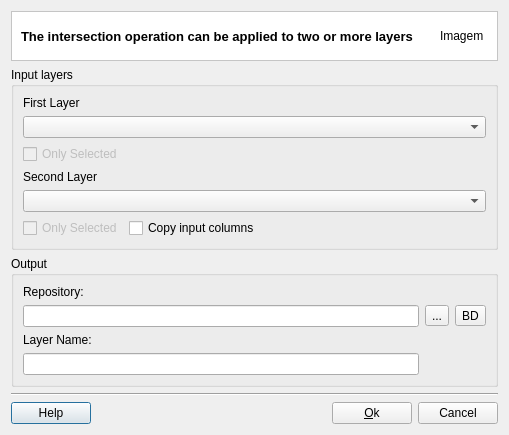
Above: src/terralib/vp/qt/ui/IntersectionDialogForm.ui from claudiobogossian/terralib5 before the change. Below: the same form after it.
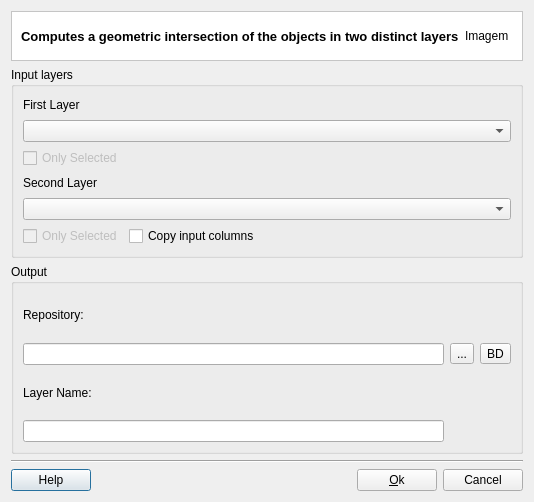
That is the form after the change. Custom widgets are drawn as their Qt base class.

What changed in the file:
```diff
--- a/src/terralib/vp/qt/ui/IntersectionDialogForm.ui
+++ b/src/terralib/vp/qt/ui/IntersectionDialogForm.ui
@@ -7,7 +7,7 @@
     <x>0</x>
     <y>0</y>
     <width>509</width>
-    <height>411</height>
+    <height>502</height>
    </rect>
   </property>
   <property name="windowTitle">
@@ -44,7 +44,7 @@
            </font>
           </property>
           <property name="text">
-           <string>The intersection operation can be applied to two or more layers</string>
+           <string>Computes a geometric intersection of the objects in two distinct layers</string>
           </property>
          </widget>
         </item>
```
